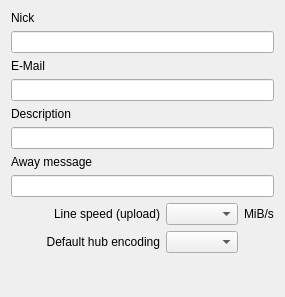
Qt form eiskaltdcpp-qt/ui/UISettingsPersonal.ui (eiskaltdcpp/eiskaltdcpp) before a commit.
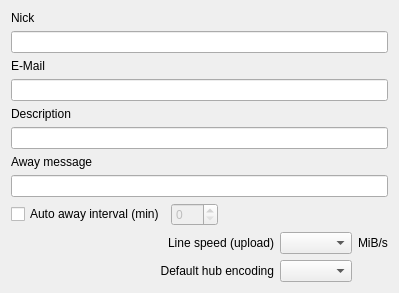
The same form after that commit. Custom widgets are drawn as their Qt base class.

Diff of the .ui file:
```diff
--- a/eiskaltdcpp-qt/ui/UISettingsPersonal.ui
+++ b/eiskaltdcpp-qt/ui/UISettingsPersonal.ui
@@ -6,8 +6,8 @@
    <rect>
     <x>0</x>
     <y>0</y>
-    <width>285</width>
-    <height>297</height>
+    <width>399</width>
+    <height>284</height>
    </rect>
   </property>
   <property name="sizePolicy">
@@ -32,14 +32,7 @@
       <property name="margin">
        <number>0</number>
       </property>
-      <item row="3" column="0" colspan="2">
-       <widget class="LineEdit" name="lineEdit_EMAIL">
-        <property name="toolTip">
-         <string>This field is for sharing your email address, if you wish it.</string>
-        </property>
-       </widget>
-      </item>
-      <item row="5" column="0" colspan="2">
+      <item row="5" column="0" colspan="4">
        <widget class="LineEdit" name="lineEdit_DESC">
         <property name="toolTip">
          <string>This description will show in the user list.
@@ -47,7 +40,7 @@
         </property>
        </widget>
       </item>
-      <item row="7" column="0" colspan="2">
+      <item row="8" column="0" colspan="4">
        <widget class="LineEdit" name="lineEdit_AWAYMSG">
         <property name="toolTip">
          <string>If you are in away mode, this message will be sent to everybody
@@ -55,14 +48,14 @@
         </property>
        </widget>
       </item>
-      <item row="0" column="0" colspan="2">
+      <item row="0" column="0" colspan="4">
        <widget class="QLabel" name="label">
         <property name="text">
          <string>Nick</string>
         </property>
        </widget>
       </item>
-      <item row="1" column="0" colspan="2">
+      <item row="1" column="0" colspan="4">
        <widget class="LineEdit" name="lineEdit_NICK">
         <property name="toolTip">
          <string>This nickname, or handle, will identify you when you join a hub.
@@ -70,27 +63,67 @@
         </property>
        </widget>
       </item>
-      <item row="2" column="0">
+      <item row="2" column="0" colspan="4">
        <widget class="QLabel" name="label_2">
         <property name="text">
          <string>E-Mail</string>
         </property>
        </widget>
       </item>
-      <item row="4" column="0">
+      <item row="4" column="0" colspan="4">
        <widget class="QLabel" name="label_3">
         <property name="text">
          <string>Description</string>
         </property>
        </widget>
       </item>
-      <item row="6" column="0">
+      <item row="6" column="0" colspan="4">
        <widget class="QLabel" name="label_4">
         <property name="text">
          <string>Away message</string>
         </property>
        </widget>
       </item>
+      <item row="9" column="0">
+       <widget class="QCheckBox" name="checkBox_AUTOAWAY">
+        <property name="text">
+         <string>Auto away interval (min)</string>
+        </property>
+       </widget>
+      </item>
+      <item row="9" column="2">
+       <spacer name="horizontalSpacer">
+        <property name="orientation">
+         <enum>Qt::Horizontal</enum>
+        </property>
+        <property name="sizeHint" stdset="0">
+         <size>
+          <width>40</width>
+          <height>20</height>
+         </size>
+        </property>
+       </spacer>
+      </item>
+      <item row="3" column="0" colspan="4">
+       <widget class="LineEdit" name="lineEdit_EMAIL">
+        <property name="toolTip">
+         <string>This field is for sharing your email address, if you wish it.</string>
+        </property>
+       </widget>
+      </item>
+      <item row="9" column="1">
+       <widget class="QSpinBox" name="spinBox">
+        <property name="enabled">
+         <bool>false</bool>
+        </property>
+        <property name="maximum">
+         <number>180</number>
+        </property>
+        <property name="singleStep">
+         <number>5</number>
+        </property>
+       </widget>
+      </item>
      </layout>
     </widget>
    </item>
```
Left out of the diff: 19 changed lines with no effect on the pictures.
